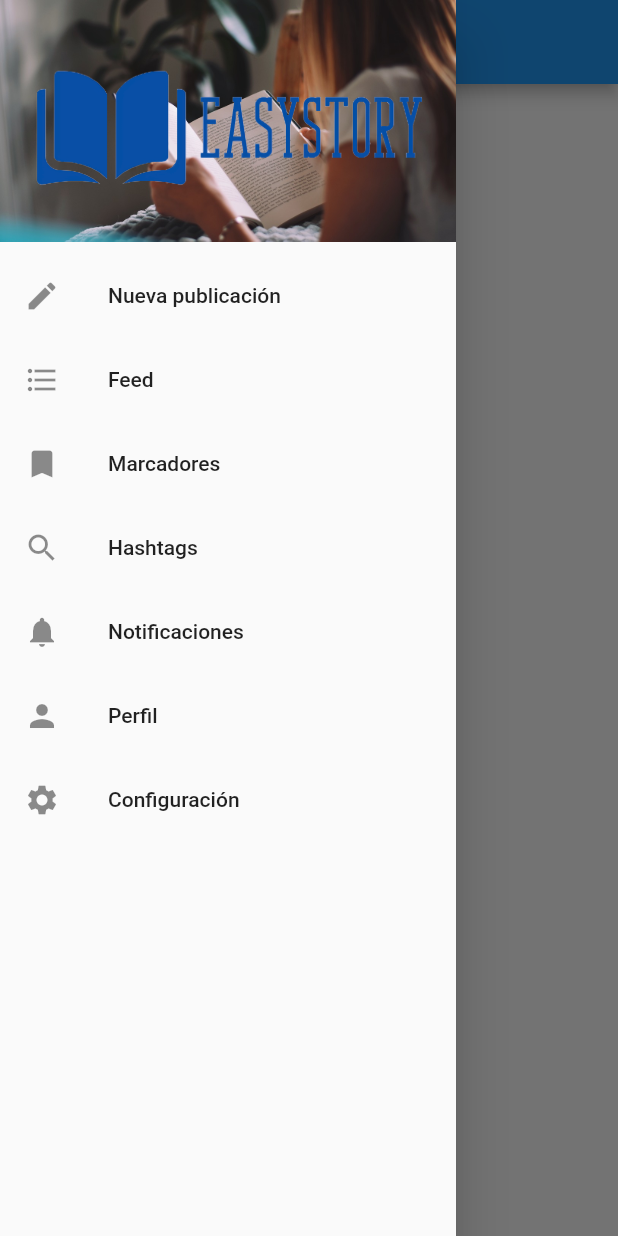
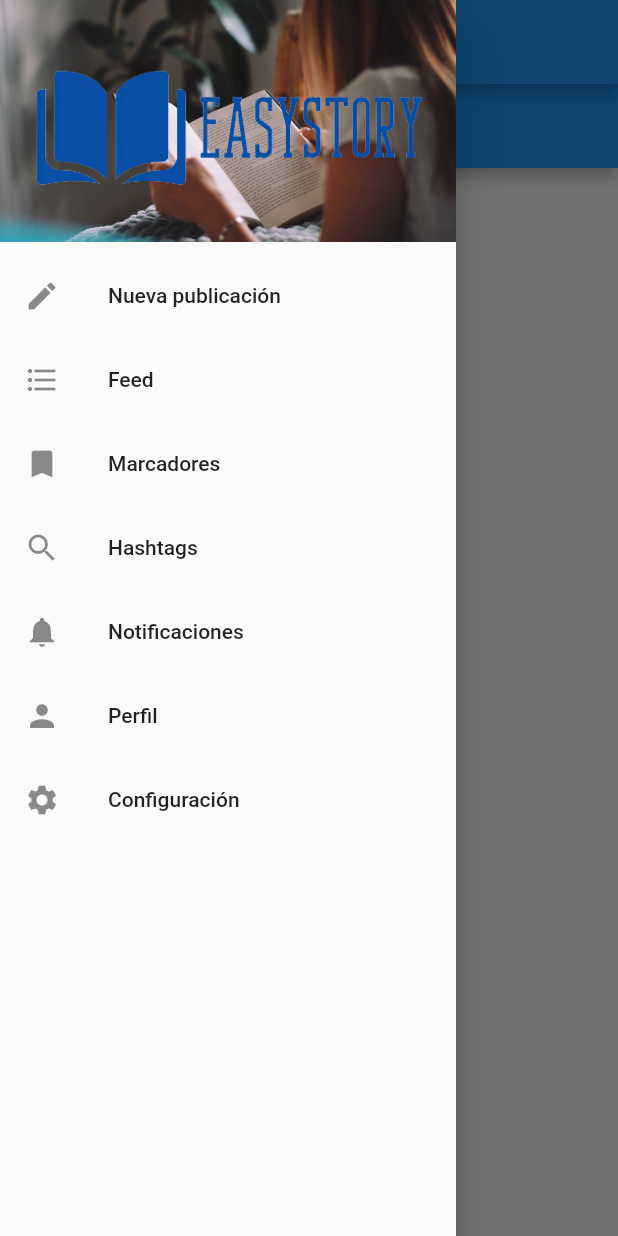
Before and after one commit to danqwas/EasyStoryFlutterApp, a Flutter app: the screen it shows after launch, with the side drawer open, on a phone screen of 412 x 824 dp. Run offline on Flutter 3.47's test engine with Material 2 defaults, Android fonts, the phone set to English and light mode, and no system bars.

Commit message:
Quick fix base
Co-Authored-By: ElioCampos <51172493+ElioCampos@users.noreply.github.com>
Co-Authored-By: Alonso <49422627+GordoEnForma@users.noreply.github.com>
Co-Authored-By: abad2016 <57024664+abad2016@users.noreply.github.com>
Co-Authored-By: gonchox <57024307+gonchox@users.noreply.github.com>

```diff
--- a/lib/main.dart
+++ b/lib/main.dart
@@ -1,8 +1,8 @@
+import 'package:easystory/src/home.dart';
 import 'package:easystory/src/pages/bookmarks_page.dart';
-import 'package:easystory/src/pages/home_page.dart';
+import 'package:easystory/src/pages/hashtags_page.dart';
 import 'package:easystory/src/pages/notifications_page.dart';
 import 'package:easystory/src/pages/post_page.dart';
-import 'package:easystory/src/pages/hashtags_page.dart';
 import 'package:easystory/src/pages/profile_page.dart';
 import 'package:easystory/src/pages/settings_page.dart';
 import 'package:flutter/material.dart';
@@ -11,111 +11,22 @@ void main() {
   runApp(MyApp());
 }
 
-
 class MyApp extends StatelessWidget {
   @override
   Widget build(BuildContext context) {
     return MaterialApp(
+      debugShowCheckedModeBanner: false,
       title: "EasyStory Flutter App",
-      home: MyHomePage(),
+      initialRoute: '/feed',
+      routes: {
+        '/feed': (context) => MyHomePage(),
+        '/post': (context) => PostPage(),
+        '/bookmarks': (context) => BookmarkPage(),
+        '/hashtags': (context) => HashtagPage(),
+        '/notifications': (context) => NotificationPage(),
+        '/profile': (context) => ProfilePage(),
+        '/settings': (context) => SettingsPage(),
+      },
     );
   }
 }
-
-class MyHomePage extends StatefulWidget {
-  @override
-  _MyHomePageState createState() => _MyHomePageState();
-}
-
-class _MyHomePageState extends State<MyHomePage> {
-  Widget mainWidget = HomePage();
-
-  @override
-  Widget build(BuildContext context) {
-    return Scaffold(
-        appBar: AppBar(
-          title: Text('EasyStory'),
-        ),
-        drawer: Drawer(
-          child: ListView(
-            padding: EdgeInsets.zero,
-            children: <Widget>[
-              DrawerHeader(
-                child: Image(image: AssetImage('lib/src/images/logo.png'),
-                ),
-                decoration: BoxDecoration(
-                    color: Colors.blue,
-                    image: DecorationImage(
-                        fit: BoxFit.fill,
-                        image: AssetImage('lib/src/images/reading.jpg'))),
-              ),
-              ListTile(
-                leading: Icon(Icons.edit),
-                title: Text('Nueva publicación'),
-                onTap: () => { Navigator.of(context).pop(),
-                    setState(() {
-                      mainWidget = PostPage();
-                    })
-                  },
-              ),
-              ListTile(
-                leading: Icon(Icons.format_list_bulleted),
-                title: Text('Feed'),
-                onTap: () => { Navigator.of(context).pop(),
-                    setState(() {
-                      mainWidget = HomePage();
-                    })
-                  },
-              ),
-              ListTile(
-                leading: Icon(Icons.bookmark),
-                title: Text('Marcadores'),
-                onTap: () => { Navigator.of(context).pop(),
-                    setState(() {
-                      mainWidget = BookmarkPage();
-                    })
-                  },
-              ),
-              ListTile(
-                leading: Icon(Icons.search),
-                title: Text('Hashtags'),
-                onTap: () => { Navigator.of(context).pop(),
-                    setState(() {
-                      mainWidget = HashtagPage();
-                    })
-                  },
-              ),
-              ListTile(
-                leading: Icon(Icons.notifications),
-                title: Text('Notificaciones'),
-                onTap: () => { Navigator.of(context).pop(),
-                    setState(() {
-                      mainWidget = NotificationPage();
-                    })
-                  },
-              ),
-              ListTile(
-                leading: Icon(Icons.person),
-                title: Text('Perfil'),
-                onTap: () => { Navigator.of(context).pop(),
-                    setState(() {
-                      mainWidget = ProfilePage();
-                    })
-                  },
-              ),
-              ListTile(
-                leading: Icon(Icons.settings),
-                title: Text('Configuración'),
-                onTap: () => { Navigator.of(context).pop(),
-                    setState(() {
-                      mainWidget = SettingsPage();
-                    })
-                  },
-              ),
-            ],
-          ),
-        ),
-        body: mainWidget,
-      );
-  }
-}
--- /dev/null
+++ b/lib/src/drawer.dart
@@ -0,0 +1,80 @@
+import 'package:flutter/material.dart';
+
+class MyDrawer extends StatelessWidget {
+  @override
+  Widget build(BuildContext context) {
+    return Drawer(
+      child: ListView(
+        padding: EdgeInsets.zero,
+        children: <Widget>[
+          DrawerHeader(
+            child: Image(
+              image: AssetImage('lib/src/images/logo.png'),
+            ),
+            decoration: BoxDecoration(
+                color: Colors.blue,
+                image: DecorationImage(
+                    fit: BoxFit.fill,
+                    image: AssetImage('lib/src/images/reading.jpg'))),
+          ),
+          ListTile(
+            leading: Icon(Icons.edit),
+            title: Text('Nueva publicación'),
+            onTap: () => {
+              Navigator.of(context).pop(),
+              Navigator.pushNamed(context, '/post')
+            },
+          ),
+          ListTile(
+            leading: Icon(Icons.format_list_bulleted),
+            title: Text('Feed'),
+            onTap: () => {
+              Navigator.of(context).pop(),
+              Navigator.pushNamed(context, '/feed')
+            },
+          ),
+          ListTile(
+            leading: Icon(Icons.bookmark),
+            title: Text('Marcadores'),
+            onTap: () => {
+              Navigator.of(context).pop(),
+              Navigator.pushNamed(context, '/bookmarks')
+            },
+          ),
+          ListTile(
+            leading: Icon(Icons.search),
+            title: Text('Hashtags'),
+            onTap: () => {
+              Navigator.of(context).pop(),
+              Navigator.pushNamed(context, '/hashtags')
+            },
+          ),
+          ListTile(
+            leading: Icon(Icons.notifications),
+            title: Text('Notificaciones'),
+            onTap: () => {
+              Navigator.of(context).pop(),
+              Navigator.pushNamed(context, '/notifications')
+            },
+          ),
+          ListTile(
+            leading: Icon(Icons.person),
+            title: Text('Perfil'),
+            onTap: () => {
+              Navigator.of(context).pop(),
+              Navigator.pushNamed(context, '/profile')
+            },
+          ),
+          ListTile(
+            leading: Icon(Icons.settings),
+            title: Text('Configuración'),
+            onTap: () => {
+              Navigator.of(context).pop(),
+              Navigator.pushNamed(context, '/settings')
+            },
+          ),
+        ],
+      ),
+    );
+  }
+}
--- /dev/null
+++ b/lib/src/home.dart
@@ -0,0 +1,29 @@
+import 'package:easystory/src/drawer.dart';
+import 'package:flutter/material.dart';
+// import 'package:easystory/src/pages/bookmarks_page.dart';
+import 'package:easystory/src/pages/feed_page.dart';
+// import 'package:easystory/src/pages/notifications_page.dart';
+// import 'package:easystory/src/pages/post_page.dart';
+// import 'package:easystory/src/pages/hashtags_page.dart';
+// import 'package:easystory/src/pages/profile_page.dart';
+// import 'package:easystory/src/pages/settings_page.dart';
+
+class MyHomePage extends StatefulWidget {
+  @override
+  _MyHomePageState createState() => _MyHomePageState();
+}
+
+class _MyHomePageState extends State<MyHomePage> {
+  Widget mainWidget = HomePage();
+
+  @override
+  Widget build(BuildContext context) {
+    return Scaffold(
+      appBar: AppBar(
+        title: Text('EasyStory'),
+      ),
+      drawer: MyDrawer(),
+      body: mainWidget,
+    );
+  }
+}
--- a/lib/src/pages/bookmarks_page.dart
+++ b/lib/src/pages/bookmarks_page.dart
@@ -1,9 +1,14 @@
+import 'package:easystory/src/drawer.dart';
 import 'package:flutter/material.dart';
 
 class BookmarkPage extends StatelessWidget {
   @override
   Widget build(BuildContext context) {
     return Scaffold(
+      appBar: AppBar(
+        title: Text('EasyStory'),
+      ),
+      drawer: MyDrawer(),
       body: Center(
         child: Text('No tienes marcadores.'),
       ),
--- a/lib/src/pages/home_page.dart
+++ b/lib/src/pages/feed_page.dart
@@ -1,9 +1,14 @@
+import 'package:easystory/src/drawer.dart';
 import 'package:flutter/material.dart';
 
 class HomePage extends StatelessWidget {
   @override
   Widget build(BuildContext context) {
     return Scaffold(
+      appBar: AppBar(
+        title: Text('EasyStory'),
+      ),
+      drawer: MyDrawer(),
       body: Center(
         child: Text('Bienvenido a Easy Story'),
       ),
--- a/lib/src/pages/hashtags_page.dart
+++ b/lib/src/pages/hashtags_page.dart
@@ -1,9 +1,14 @@
+import 'package:easystory/src/drawer.dart';
 import 'package:flutter/material.dart';
 
 class HashtagPage extends StatelessWidget {
   @override
   Widget build(BuildContext context) {
     return Scaffold(
+      appBar: AppBar(
+        title: Text('EasyStory'),
+      ),
+      drawer: MyDrawer(),
       body: Center(
         child: Text('Hashtags Page'),
       ),
--- a/lib/src/pages/notifications_page.dart
+++ b/lib/src/pages/notifications_page.dart
@@ -1,9 +1,14 @@
+import 'package:easystory/src/drawer.dart';
 import 'package:flutter/material.dart';
 
 class NotificationPage extends StatelessWidget {
   @override
   Widget build(BuildContext context) {
     return Scaffold(
+      appBar: AppBar(
+        title: Text('EasyStory'),
+      ),
+      drawer: MyDrawer(),
       body: Center(
         child: Text('No tienes notificaciones nuevas.'),
       ),
--- a/lib/src/pages/post_page.dart
+++ b/lib/src/pages/post_page.dart
@@ -1,9 +1,14 @@
+import 'package:easystory/src/drawer.dart';
 import 'package:flutter/material.dart';
 
 class PostPage extends StatelessWidget {
   @override
   Widget build(BuildContext context) {
     return Scaffold(
+      appBar: AppBar(
+        title: Text('EasyStory'),
+      ),
+      drawer: MyDrawer(),
       body: Center(
         child: Text('Post Page'),
       ),
--- a/lib/src/pages/profile_page.dart
+++ b/lib/src/pages/profile_page.dart
@@ -1,9 +1,14 @@
+import 'package:easystory/src/drawer.dart';
 import 'package:flutter/material.dart';
 
 class ProfilePage extends StatelessWidget {
   @override
   Widget build(BuildContext context) {
     return Scaffold(
+      appBar: AppBar(
+        title: Text('EasyStory'),
+      ),
+      drawer: MyDrawer(),
       body: Center(
         child: Text('Profile Page'),
       ),
--- a/lib/src/pages/settings_page.dart
+++ b/lib/src/pages/settings_page.dart
@@ -1,9 +1,14 @@
+import 'package:easystory/src/drawer.dart';
 import 'package:flutter/material.dart';
 
 class SettingsPage extends StatelessWidget {
   @override
   Widget build(BuildContext context) {
     return Scaffold(
+      appBar: AppBar(
+        title: Text('EasyStory'),
+      ),
+      drawer: MyDrawer(),
       body: Center(
         child: Text('Settings Page'),
       ),
```
Also changed, not shown: lib/src/endpoints/endpoints.dart (added, +9 -0 lines).
